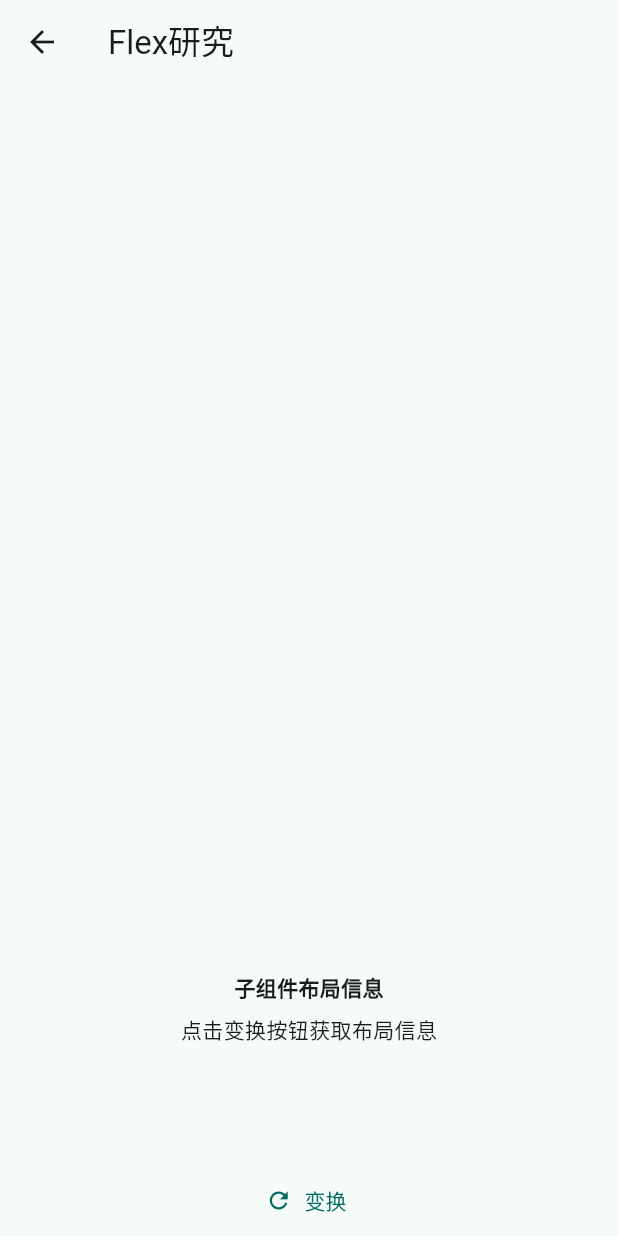
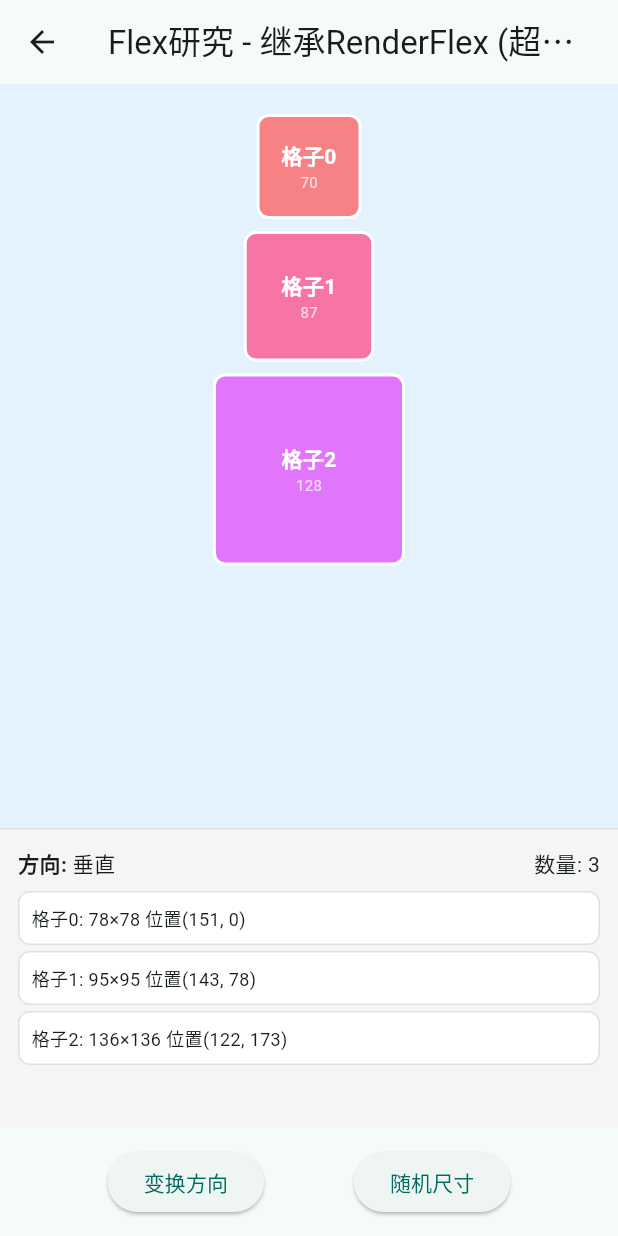
Before and after one commit to qinshah/f_learner, a Flutter app: the FlexLayoutPage screen opened directly, on a phone screen of 412 x 824 dp. Run offline on Flutter 3.47's test engine with Material 3 defaults, Android fonts, the phone set to English and light mode, and no system bars; our stand-ins replace flutter_svg, lottie, open_file, universal_platform; missing offline and left inert: file_selector, flame, volume_controller; statements that could not run were skipped.

Commit message:
feat(flex): 重构Flex布局页面，添加自定义RenderFlex监听布局信息

```diff
--- a/lib/view/case/flex_layout/flex_layout_page.dart
+++ b/lib/view/case/flex_layout/flex_layout_page.dart
@@ -1,6 +1,6 @@
 import 'dart:math';
-
 import 'package:flutter/material.dart';
+import 'package:flutter/rendering.dart';
 
 class FlexLayoutPage extends StatefulWidget {
   const FlexLayoutPage({super.key});
@@ -10,113 +10,249 @@ class FlexLayoutPage extends StatefulWidget {
 }
 
 class _FlexLayoutPageState extends State<FlexLayoutPage> {
-  List<GlobalKey> _childKeys = [];
   List<Map<String, dynamic>> _childrenInfo = [];
-
   final _random = Random();
   var _direction = Axis.vertical;
+  int _childCount = 3;
+  List<double> _childSizes = [];
+
+  @override
+  void initState() {
+    super.initState();
+    _generateChildSizes();
+  }
+
+  void _generateChildSizes() {
+    _childSizes =
+        List.generate(_childCount, (index) => 50.0 + _random.nextInt(100));
+  }
+
   void _refresh() {
     setState(() {
       _direction =
           _direction == Axis.vertical ? Axis.horizontal : Axis.vertical;
-      int childCount = 2 + _random.nextInt(4);
-      _childKeys = List.generate(childCount, (index) => GlobalKey());
-      _childrenInfo.clear();
-    });
-
-    // 延迟获取布局信息，等待渲染完成
-    WidgetsBinding.instance.addPostFrameCallback((_) {
-      _getChildrenInfo();
+      _childCount = 2 + _random.nextInt(4);
+      _generateChildSizes();
     });
   }
 
-  void _getChildrenInfo() {
-    List<Map<String, dynamic>> info = [];
-
-    for (int i = 0; i < _childKeys.length; i++) {
-      final RenderBox? renderBox =
-          _childKeys[i].currentContext?.findRenderObject() as RenderBox?;
-
-      if (renderBox != null) {
-        final size = renderBox.size;
-        final position = renderBox.localToGlobal(Offset.zero);
-
-        info.add({
-          'index': i,
-          'width': size.width,
-          'height': size.height,
-          'x': position.dx,
-          'y': position.dy,
+  void _onLayoutUpdate(List<Map<String, dynamic>> info) {
+    WidgetsBinding.instance.addPostFrameCallback((_) {
+      if (mounted) {
+        setState(() {
+          _childrenInfo = info;
         });
       }
-    }
-
-    setState(() {
-      _childrenInfo = info;
     });
   }
 
   @override
   Widget build(BuildContext context) {
     return Scaffold(
-      appBar: AppBar(title: const Text('Flex研究')),
+      appBar: AppBar(title: const Text('Flex研究 - 继承RenderFlex (超简单)')),
       body: Column(
         children: [
-          SizedBox(width: double.maxFinite),
+          // 主要布局区域
           Expanded(
-            child: ColoredBox(
-              color: Colors.blue.shade100,
-              child: Stack(
-                children: [
-                  Flex(
+            child: Container(
+              width: double.infinity,
+              color: Colors.blue.shade50,
+              padding: EdgeInsets.all(16),
+              child: FlexBar(
                 direction: _direction,
-                    children: List.generate(_childKeys.length, (index) {
-                      return _grid('格子$index', 50.0 + _random.nextInt(100),
-                          _childKeys[index]);
+                onLayoutUpdate: _onLayoutUpdate,
+                children: List.generate(_childCount, (index) {
+                  return _buildChild('格子$index', _childSizes[index], index);
                 }),
-                  ),
-                ],
               ),
             ),
           ),
-          Text('子组件布局信息', style: TextStyle(fontWeight: FontWeight.bold)),
+
+          // 信息面板
+          Container(
+            height: 200,
+            padding: EdgeInsets.all(12),
+            decoration: BoxDecoration(
+              color: Colors.grey.shade100,
+              border: Border(top: BorderSide(color: Colors.grey.shade300)),
+            ),
+            child: Column(
+              crossAxisAlignment: CrossAxisAlignment.start,
+              children: [
+                Row(
+                  children: [
+                    Text('方向: ', style: TextStyle(fontWeight: FontWeight.bold)),
+                    Text(_direction == Axis.vertical ? '垂直' : '水平'),
+                    Spacer(),
+                    Text('数量: $_childCount'),
+                  ],
+                ),
                 SizedBox(height: 8),
-          SizedBox(
-            height: 100,
+                Expanded(
                   child: _childrenInfo.isEmpty
-                ? Text('点击变换按钮获取布局信息')
+                      ? Center(child: Text('布局信息加载中...'))
                       : ListView.builder(
                           itemCount: _childrenInfo.length,
                           itemBuilder: (context, index) {
                             final info = _childrenInfo[index];
-                      return Padding(
-                        padding: EdgeInsets.symmetric(vertical: 2),
+                            return Container(
+                              margin: EdgeInsets.only(bottom: 4),
+                              padding: EdgeInsets.all(8),
+                              decoration: BoxDecoration(
+                                color: Colors.white,
+                                borderRadius: BorderRadius.circular(8),
+                                border: Border.all(color: Colors.grey.shade300),
+                              ),
                               child: Text(
-                          '格子${info['index']}: 尺寸(${info['width']}×${info['height']}) 位置(${info['x']}, ${info['y']})',
+                                '格子${info['index']}: ${info['width'].toStringAsFixed(0)}×${info['height'].toStringAsFixed(0)} 位置(${info['x'].toStringAsFixed(0)}, ${info['y'].toStringAsFixed(0)})',
                                 style: TextStyle(fontSize: 12),
                               ),
                             );
                           },
                         ),
                 ),
-          TextButton.icon(
+              ],
+            ),
+          ),
+
+          // 控制按钮
+          Padding(
+            padding: EdgeInsets.all(12),
+            child: Row(
+              mainAxisAlignment: MainAxisAlignment.spaceEvenly,
+              children: [
+                ElevatedButton(
                   onPressed: _refresh,
-            label: Text('变换'),
-            icon: Icon(Icons.refresh),
-          )
+                  child: Text('变换方向'),
+                ),
+                ElevatedButton(
+                  onPressed: () {
+                    setState(() {
+                      _generateChildSizes();
+                    });
+                  },
+                  child: Text('随机尺寸'),
+                ),
+              ],
+            ),
+          ),
         ],
       ),
     );
   }
 
-  Widget _grid(String title, double size, GlobalKey key) {
+  Widget _buildChild(String title, double size, int index) {
     return Container(
-      key: key,
       width: size,
       height: size,
-      color:
-          Colors.accents[title.hashCode % Colors.accents.length].withAlpha(128),
-      child: Center(child: Text(title)),
+      margin: EdgeInsets.all(4),
+      decoration: BoxDecoration(
+        color: Colors.accents[index % Colors.accents.length].withOpacity(0.7),
+        borderRadius: BorderRadius.circular(8),
+        border: Border.all(color: Colors.white, width: 2),
+      ),
+      child: Center(
+        child: Column(
+          mainAxisSize: MainAxisSize.min,
+          children: [
+            Text(title,
+                style: TextStyle(
+                    color: Colors.white, fontWeight: FontWeight.bold)),
+            Text('${size.toInt()}',
+                style: TextStyle(color: Colors.white70, fontSize: 10)),
+          ],
+        ),
+      ),
     );
   }
 }
+
+class FlexBar extends Flex {
+  final Function onLayoutUpdate;
+
+  const FlexBar({
+    super.key,
+    required super.direction,
+    required this.onLayoutUpdate,
+    super.mainAxisAlignment,
+    super.mainAxisSize,
+    super.crossAxisAlignment,
+    super.textDirection,
+    super.verticalDirection,
+    super.textBaseline,
+    super.clipBehavior,
+    super.spacing,
+    super.children,
+  });
+
+  @override
+  RenderFlex createRenderObject(BuildContext context) {
+    return RenderFlexBar(
+      onLayoutUpdate: onLayoutUpdate,
+      direction: direction,
+      mainAxisAlignment: mainAxisAlignment,
+      mainAxisSize: mainAxisSize,
+      crossAxisAlignment: crossAxisAlignment,
+      textDirection: getEffectiveTextDirection(context),
+      verticalDirection: verticalDirection,
+      textBaseline: textBaseline,
+      clipBehavior: clipBehavior,
+      spacing: spacing,
+    );
+  }
+}
+
+class RenderFlexBar extends RenderFlex {
+  Function onLayoutUpdate;
+
+  RenderFlexBar({
+    required this.onLayoutUpdate,
+    super.children,
+    super.direction,
+    super.mainAxisSize,
+    super.mainAxisAlignment,
+    super.crossAxisAlignment,
+    super.textDirection,
+    super.verticalDirection,
+    super.textBaseline,
+    super.clipBehavior,
+    super.spacing,
+  });
+
+  @override
+  void performLayout() {
+    // 1. 调用父类布局 - 保持完整的Flex布局逻辑
+    super.performLayout();
+
+    // 2. 布局完成后，直接收集子组件信息
+    _collectChildrenInfo();
+  }
+
+  void _collectChildrenInfo() {
+    List<Map<String, dynamic>> info = [];
+
+    RenderBox? child = firstChild;
+    int index = 0;
+
+    // 遍历所有子组件，获取布局信息
+    while (child != null) {
+      final FlexParentData childParentData = child.parentData as FlexParentData;
+
+      info.add({
+        'index': index,
+        'width': child.size.width,
+        'height': child.size.height,
+        'x': childParentData.offset.dx,
+        'y': childParentData.offset.dy,
+        'flex': childParentData.flex ?? 0,
+        'fit': childParentData.fit.toString(),
+      });
+
+      child = childParentData.nextSibling;
+      index++;
+    }
+
+    // 3. 通知上层更新
+    onLayoutUpdate(info);
+  }
+}
--- a/lib/view/case/lens/lens_page.dart
+++ b/lib/view/case/lens/lens_page.dart
@@ -11,7 +11,6 @@ class LensPage extends StatefulWidget {
 
 class _LensPageState extends State<LensPage> {
   Offset _position = const Offset(100, 100);
-
   @override
   Widget build(BuildContext context) {
     return Scaffold(
```
Lines whose indentation alone changed are shown as unchanged.
